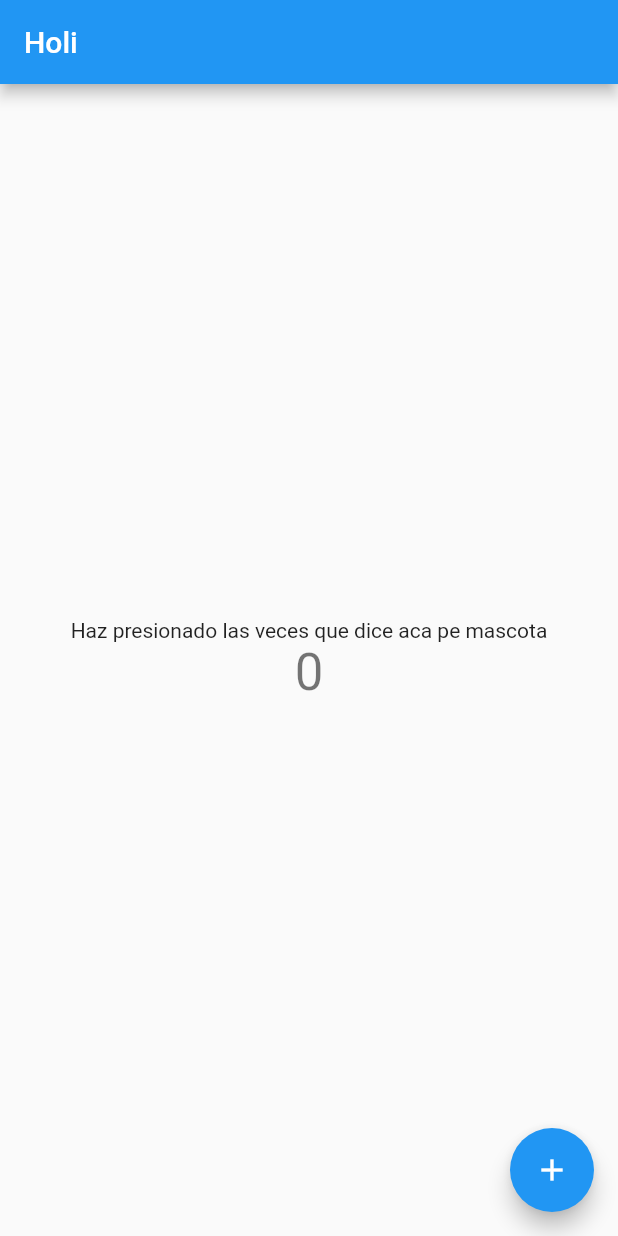
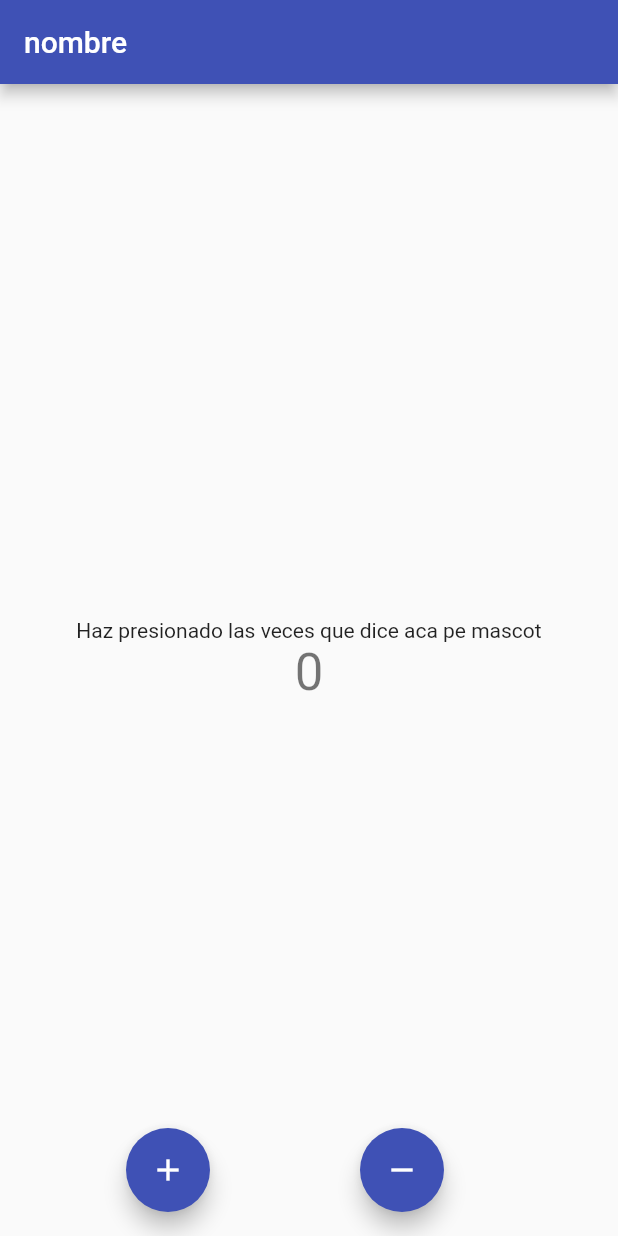
Before and after one commit to EffrenAnthony/CodiGoFlutterStart, a Flutter app: the screen it shows after launch, on a phone screen of 412 x 824 dp. Run offline on Flutter 3.47's test engine with Material 2 defaults, Android fonts, the phone set to English and light mode, and no system bars.

Commit message:
semana4 clase6

```diff
--- a/Semana4/clase 5/prueba_codigo/lib/main.dart
+++ b/Semana4/clase 5/prueba_codigo/lib/main.dart
@@ -1,47 +1,32 @@
 import 'package:flutter/material.dart';
+import 'package:flutter/cupertino.dart';
 
 void main() {
-  runApp(MyApp());
+  runApp(MyApp(
+    nombre: 'Tony',
+  ));
 }
 
 class MyApp extends StatelessWidget {
+  String nombre;
+  MyApp({this.nombre});
   // This widget is the root of your application.
+
   @override
   Widget build(BuildContext context) {
     return MaterialApp(
       title: 'Flutter Demo',
       theme: ThemeData(
-        // This is the theme of your application.
-        //
-        // Try running your application with "flutter run". You'll see the
-        // application has a blue toolbar. Then, without quitting the app, try
-        // changing the primarySwatch below to Colors.green and then invoke
-        // "hot reload" (press "r" in the console where you ran "flutter run",
-        // or simply save your changes to "hot reload" in a Flutter IDE).
-        // Notice that the counter didn't reset back to zero; the application
-        // is not restarted.
-        primarySwatch: Colors.blue,
-        // This makes the visual density adapt to the platform that you run
-        // the app on. For desktop platforms, the controls will be smaller and
-        // closer together (more dense) than on mobile platforms.
+        primarySwatch: Colors.indigo,
         visualDensity: VisualDensity.adaptivePlatformDensity,
       ),
-      home: MyHomePage(title: 'Holi'),
+      home: MyHomePage(title: 'nombre'),
     );
   }
 }
 
 class MyHomePage extends StatefulWidget {
   MyHomePage({Key key, this.title}) : super(key: key);
-
-  // This widget is the home page of your application. It is stateful, meaning
-  // that it has a State object (defined below) that contains fields that affect
-  // how it looks.
-
-  // This class is the configuration for the state. It holds the values (in this
-  // case the title) provided by the parent (in this case the App widget) and
-  // used by the build method of the State. Fields in a Widget subclass are
-  // always marked "final".
 
   final String title;
 
@@ -54,51 +39,28 @@ class _MyHomePageState extends State<MyHomePage> {
 
   void _incrementCounter() {
     setState(() {
-      // This call to setState tells the Flutter framework that something has
-      // changed in this State, which causes it to rerun the build method below
-      // so that the display can reflect the updated values. If we changed
-      // _counter without calling setState(), then the build method would not be
-      // called again, and so nothing would appear to happen.
       _counter++;
+    });
+  }
+
+  void _decrementCounter() {
+    setState(() {
+      _counter--;
     });
   }
 
   @override
   Widget build(BuildContext context) {
-    // This method is rerun every time setState is called, for instance as done
-    // by the _incrementCounter method above.
-    //
-    // The Flutter framework has been optimized to make rerunning build methods
-    // fast, so that you can just rebuild anything that needs updating rather
-    // than having to individually change instances of widgets.
     return Scaffold(
       appBar: AppBar(
-        // Here we take the value from the MyHomePage object that was created by
-        // the App.build method, and use it to set our appbar title.
         title: Text(widget.title),
       ),
       body: Center(
-        // Center is a layout widget. It takes a single child and positions it
-        // in the middle of the parent.
         child: Column(
-          // Column is also a layout widget. It takes a list of children and
-          // arranges them vertically. By default, it sizes itself to fit its
-          // children horizontally, and tries to be as tall as its parent.
-          //
-          // Invoke "debug painting" (press "p" in the console, choose the
-          // "Toggle Debug Paint" action from the Flutter Inspector in Android
-          // Studio, or the "Toggle Debug Paint" command in Visual Studio Code)
-          // to see the wireframe for each widget.
-          //
-          // Column has various properties to control how it sizes itself and
-          // how it positions its children. Here we use mainAxisAlignment to
-          // center the children vertically; the main axis here is the vertical
-          // axis because Columns are vertical (the cross axis would be
-          // horizontal).
           mainAxisAlignment: MainAxisAlignment.center,
           children: <Widget>[
             Text(
-              'Haz presionado las veces que dice aca pe mascota',
+              'Haz presionado las veces que dice aca pe mascot',
             ),
             Text(
               '$_counter',
@@ -107,11 +69,21 @@ class _MyHomePageState extends State<MyHomePage> {
           ],
         ),
       ),
-      floatingActionButton: FloatingActionButton(
-        onPressed: _incrementCounter,
-        tooltip: 'Increment',
-        child: Icon(Icons.add),
-      ), // This trailing comma makes auto-formatting nicer for build methods.
+      floatingActionButton: Row(
+        mainAxisAlignment: MainAxisAlignment.spaceEvenly,
+        children: <Widget>[
+          FloatingActionButton(
+            onPressed: _incrementCounter,
+            tooltip: 'Increment',
+            child: Icon(Icons.add),
+          ),
+          FloatingActionButton(
+            onPressed: _decrementCounter,
+            tooltip: 'Decrement',
+            child: Icon(Icons.remove),
+          ),
+        ],
+      ),
     );
   }
 }
```
Also changed, not shown: Semana4/clase6/examen.dart (added, +33 -0 lines), Semana4/clase 4/arbolBinario/arbolBinario.dart (renamed from Semana4/clase4/arbolBinario/arbolBinario.dart), Semana4/clase 4/arbolBinario/grafo.png (renamed from Semana4/clase4/arbolBinario/grafo.png), Semana4/clase 4/arbolBinario/persona.dart (renamed from Semana4/clase4/arbolBinario/persona.dart), Semana4/clase 4/ejercicio1.dart (renamed from Semana4/clase4/ejercicio1.dart), Semana4/clase 4/ejercicio2.dart (renamed from Semana4/clase4/ejercicio2.dart), Semana4/clase 4/grafo.png (renamed from Semana4/clase4/grafo.png), Semana4/clase 4/usarGrafo.png (renamed from Semana4/clase4/usarGrafo.png), Semana4/clase 5/prueba_codigo/pubspec.lock, 6 other files.
